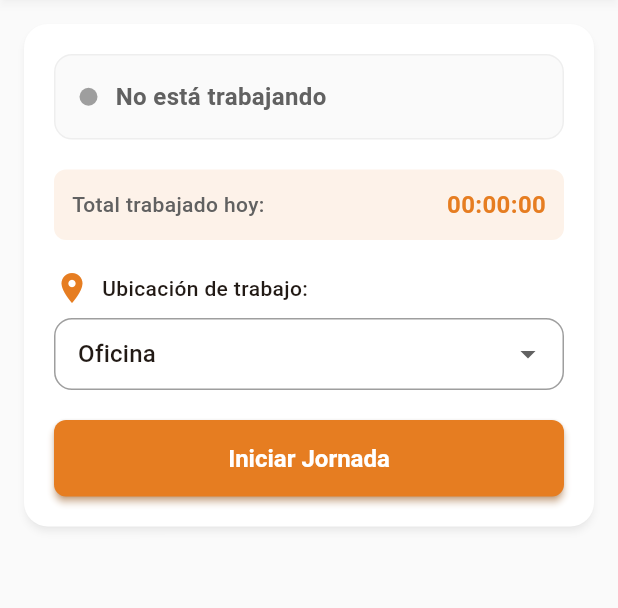
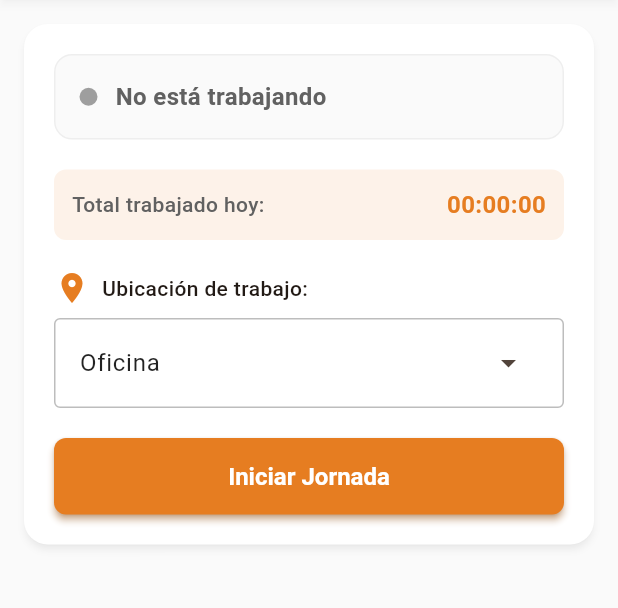
Before and after one commit to sergiecode/presence-management-frontend, a Flutter app: the HomePage screen opened directly with empty values, on a phone screen of 412 x 824 dp, the part 84-692 px from its top. Run offline on Flutter 3.47's test engine with Material 3 defaults, Android fonts, the phone set to English and light mode, and no system bars; our stand-ins replace flutter_local_notifications, image_picker, local_auth, permission_handler, shared_preferences, timezone; accounts and stored records are empty.

Commit message:
PRE-60 HOME PAGE AND WORK STATUS # Dropdown con multiselect y envio array al back

```diff
--- a/lib/presentation/organisms/work_status_panel.dart
+++ b/lib/presentation/organisms/work_status_panel.dart
@@ -31,7 +31,7 @@ class WorkStatusPanel extends StatelessWidget {
   final Duration totalDayTime;
 
   /// Ubicación seleccionada para trabajar
-  final int selectedLocation;
+  final List<int> selectedLocations;
 
   /// Mapa de ubicaciones disponibles
   final Map<int, String> locations;
@@ -49,7 +49,10 @@ class WorkStatusPanel extends StatelessWidget {
   final VoidCallback onStopWork;
 
   /// Función que se ejecuta al cambiar ubicación
-  final Function(int) onLocationChanged;
+  final Function(int, bool) onLocationToggled;
+
+  final String? otherLocationDetail;
+  final Function(String)? onOtherLocationChanged;
 
   const WorkStatusPanel({
     super.key,
@@ -57,13 +60,15 @@ class WorkStatusPanel extends StatelessWidget {
     this.workStartTime,
     required this.workDuration,
     required this.totalDayTime,
-    required this.selectedLocation,
+    required this.selectedLocations,
     required this.locations,
     this.isProcessing = false,
     this.dayCompleted = false,
     required this.onStartWork,
     required this.onStopWork,
-    required this.onLocationChanged,
+    required this.onLocationToggled,
+    this.otherLocationDetail,
+    this.onOtherLocationChanged,
   });
 
   /// Formatea una duración como "HH:MM:SS"
@@ -262,29 +267,53 @@ class WorkStatusPanel extends StatelessWidget {
                 ],
               ),
               const SizedBox(height: 8),
-              DropdownButtonFormField<int>(
-                value: selectedLocation,
-                decoration: const InputDecoration(
-                  border: OutlineInputBorder(),
-                  contentPadding: EdgeInsets.symmetric(
-                    horizontal: 12,
-                    vertical: 8,
+              Container(
+                decoration: BoxDecoration(
+                  border: Border.all(color: Colors.grey.shade400),
+                  borderRadius: BorderRadius.circular(4),
+                ),
+                child: ExpansionTile(
+                  title: Text(
+                    selectedLocations.isEmpty
+                        ? 'Seleccionar ubicaciones'
+                        : selectedLocations.map((key) => locations[key] ?? '').join(', '),
+                    style: TextStyle(
+                      fontSize: 16,
+                      color: selectedLocations.isEmpty ? Colors.grey.shade600 : Colors.black87,
                     ),
                   ),
-                items: locations.entries.map((entry) {
-                  return DropdownMenuItem<int>(
-                    value: entry.key,
-                    child: Text(entry.value),
-                  );
-                }).toList(),
+                  trailing: const Icon(Icons.arrow_drop_down),
+                  children: [
+                    ...locations.entries.map((entry) {
+                      final isSelected = selectedLocations.contains(entry.key);
+                      return CheckboxListTile(
+                        title: Text(entry.value),
+                        value: isSelected,
                         onChanged: isProcessing
                             ? null
-                    : (int? newValue) {
-                        if (newValue != null) {
-                          onLocationChanged(newValue);
-                        }
+                            : (bool? value) {
+                                onLocationToggled(entry.key, value ?? false);
                               },
+                        activeColor: const Color(0xFFE67D21),
+                        controlAffinity: ListTileControlAffinity.leading,
+                      );
+                    }),
+                  ],
                 ),
+              ),
+              // Mostrar input si "Otro" está seleccionado
+              if (selectedLocations.contains(4)) ...[
+                const SizedBox(height: 12),
+                TextField(
+                  enabled: !isProcessing,
+                  decoration: const InputDecoration(
+                    labelText: 'Especificar dirección',
+                    border: OutlineInputBorder(),
+                  ),
+                  onChanged: onOtherLocationChanged,
+                  controller: TextEditingController(text: otherLocationDetail ?? ''),
+                ),
+              ],
               const SizedBox(height: 20),
             ],
 
@@ -298,11 +327,18 @@ class WorkStatusPanel extends StatelessWidget {
                     size: 20,
                   ),
                   const SizedBox(width: 8),
-                  Text(
-                    'Trabajando desde: ${locations[selectedLocation]}',
+                  Expanded(
+                    child: Text(
+                      'Trabajando desde: ${selectedLocations.map((key) {
+                        if (key == 4 && (otherLocationDetail?.isNotEmpty ?? false)) {
+                          return otherLocationDetail!;
+                        }
+                        return locations[key] ?? '';
+                      }).where((s) => s.isNotEmpty).join(', ')}',
                       style: const TextStyle(
                         fontWeight: FontWeight.w500,
                         color: Colors.grey,
+                      ),
                     ),
                   ),
                 ],
```
Also changed, not shown: lib/data/services/checkin_service.dart (+19 -26 lines), lib/presentation/pages/home_page.dart (+36 -11 lines). Lines whose indentation alone changed are shown as unchanged.
